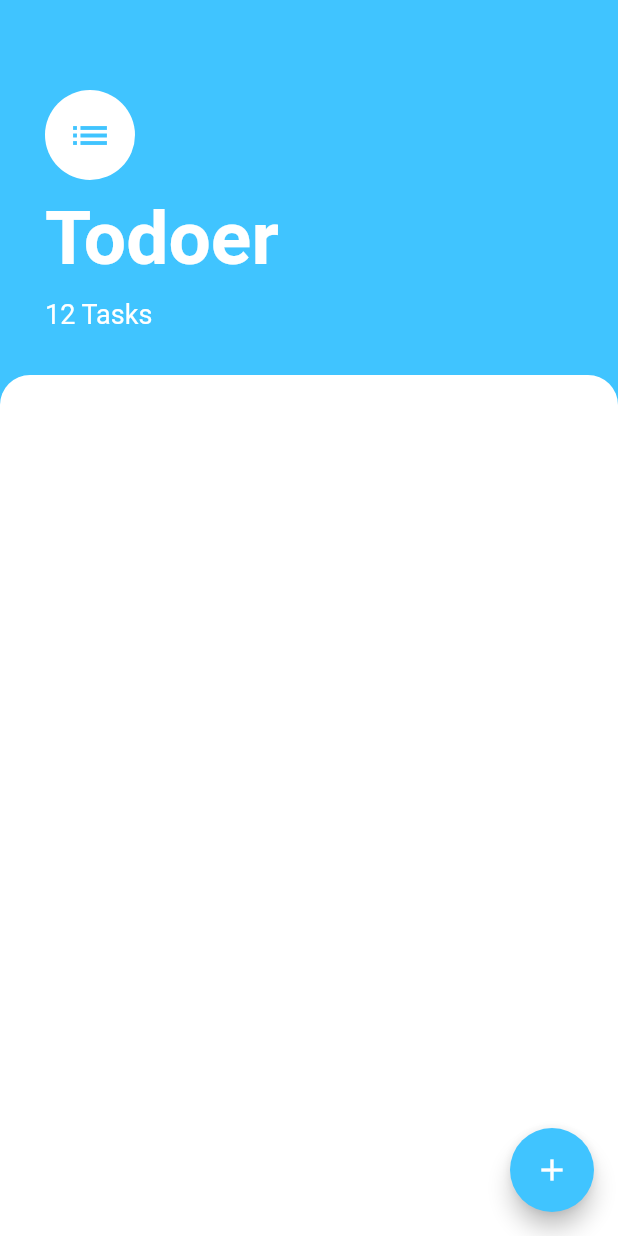
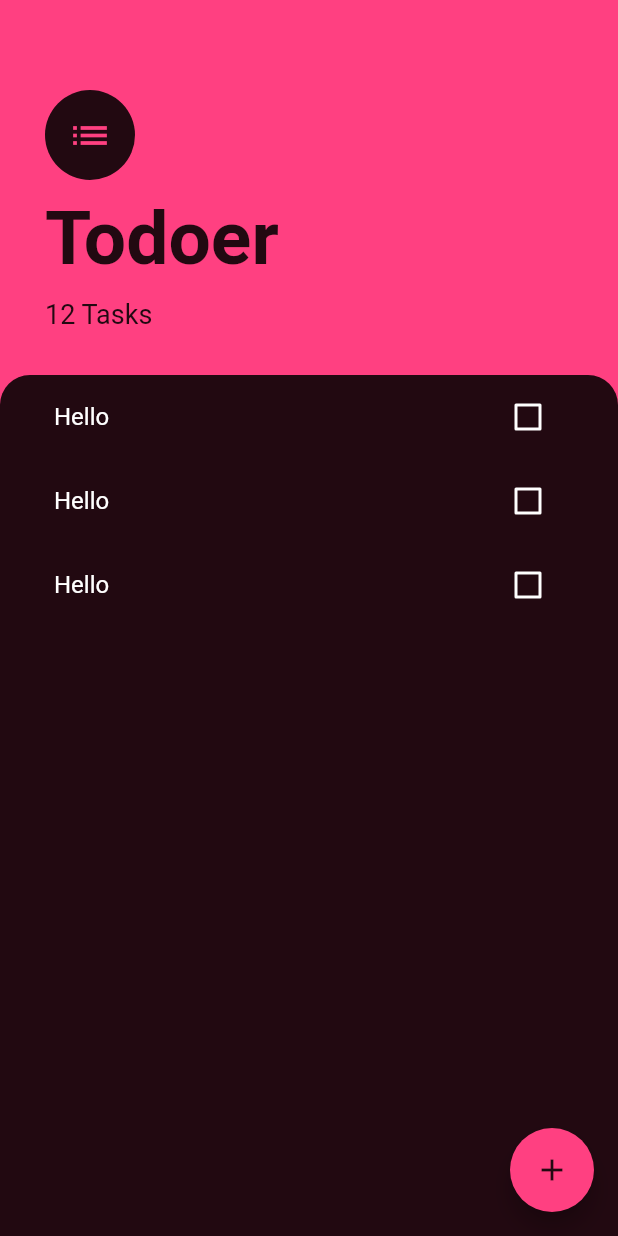
Before and after one commit to yusasarisoy/Todoer, a Flutter app: the screen it shows after launch, on a phone screen of 412 x 824 dp. Run offline on Flutter 3.47's test engine with Material 2 defaults, Android fonts, the phone set to English and light mode, and no system bars.

Commit message:
Dummy to-do list items have been added.

```diff
--- a/lib/main.dart
+++ b/lib/main.dart
@@ -9,6 +9,7 @@ class MyApp extends StatelessWidget {
     return MaterialApp(
       debugShowCheckedModeBanner: false,
       home: TasksScreen(),
+      theme: ThemeData(unselectedWidgetColor: Colors.white),
     );
   }
 }
--- a/lib/screens/tasks_screen.dart
+++ b/lib/screens/tasks_screen.dart
@@ -1,4 +1,5 @@
 import 'package:flutter/material.dart';
+import '../widgets/tasks_list.dart';
 
 class TasksScreen extends StatelessWidget {
   const TasksScreen({Key? key}) : super(key: key);
@@ -6,10 +7,13 @@ class TasksScreen extends StatelessWidget {
   @override
   Widget build(BuildContext context) {
     return Scaffold(
-      backgroundColor: Colors.lightBlueAccent,
+      backgroundColor: Colors.pinkAccent,
       floatingActionButton: FloatingActionButton(
-        backgroundColor: Colors.lightBlueAccent,
-        child: Icon(Icons.add),
+        backgroundColor: Colors.pinkAccent,
+        child: Icon(
+          Icons.add,
+          color: Colors.black87,
+        ),
         onPressed: () {},
       ),
       body: Column(
@@ -24,9 +28,9 @@ class TasksScreen extends StatelessWidget {
                   child: Icon(
                     Icons.list,
                     size: 30,
-                    color: Colors.lightBlueAccent,
+                    color: Colors.pinkAccent,
                   ),
-                  backgroundColor: Colors.white,
+                  backgroundColor: Colors.black87,
                   radius: 30,
                 ),
                 SizedBox(
@@ -35,7 +39,7 @@ class TasksScreen extends StatelessWidget {
                 Text(
                   'Todoer',
                   style: TextStyle(
-                    color: Colors.white,
+                    color: Colors.black87,
                     fontSize: 50,
                     fontWeight: FontWeight.w700,
                   ),
@@ -46,7 +50,7 @@ class TasksScreen extends StatelessWidget {
                 Text(
                   '12 Tasks',
                   style: TextStyle(
-                    color: Colors.white,
+                    color: Colors.black87,
                     fontSize: 18,
                   ),
                 ),
@@ -55,14 +59,16 @@ class TasksScreen extends StatelessWidget {
           ),
           Expanded(
             child: Container(
+              padding: EdgeInsets.symmetric(horizontal: 20),
               height: 300,
               decoration: BoxDecoration(
-                color: Colors.white,
+                color: Colors.black87,
                 borderRadius: BorderRadius.only(
                   topLeft: Radius.circular(20),
                   topRight: Radius.circular(20),
                 ),
               ),
+              child: TasksList(),
             ),
           ),
         ],
--- /dev/null
+++ b/lib/widgets/task_tile.dart
@@ -0,0 +1,17 @@
+import 'package:flutter/material.dart';
+
+class TaskTile extends StatelessWidget {
+  @override
+  Widget build(BuildContext context) {
+    return ListTile(
+      title: Text(
+        'Hello',
+        style: TextStyle(color: Colors.white),
+      ),
+      trailing: Checkbox(
+        value: false,
+        onChanged: (value) => {},
+      ),
+    );
+  }
+}
--- /dev/null
+++ b/lib/widgets/tasks_list.dart
@@ -0,0 +1,15 @@
+import 'package:flutter/material.dart';
+import './task_tile.dart';
+
+class TasksList extends StatelessWidget {
+  @override
+  Widget build(BuildContext context) {
+    return ListView(
+      children: [
+        TaskTile(),
+        TaskTile(),
+        TaskTile(),
+      ],
+    );
+  }
+}
```
Also changed, not shown: 2 other files.
